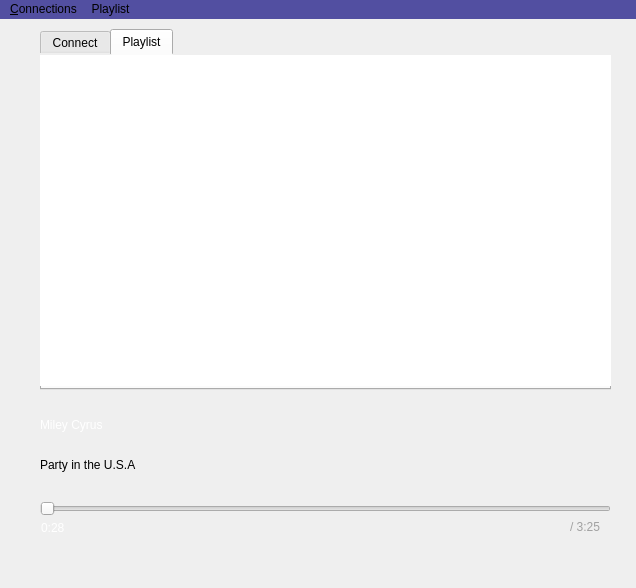
The window that Source/Server/mainwindow.ui (imoongom/commaudio) describes before a commit, drawn with Qt 5.
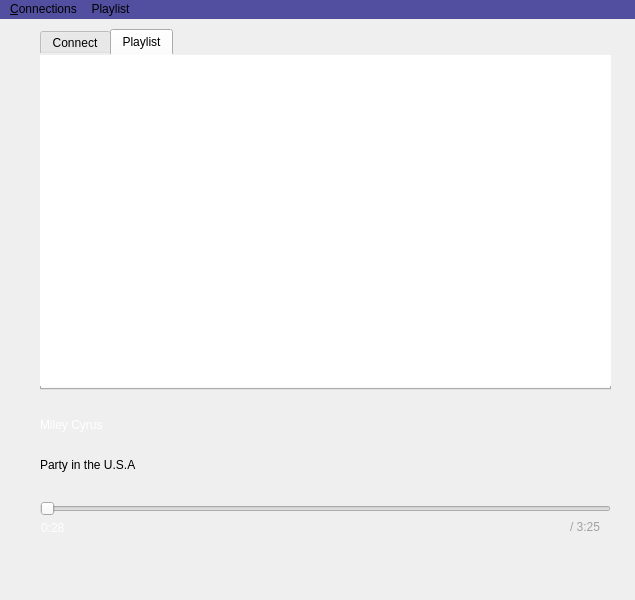
The same window after the commit.

Commit message: add restrict window size

```diff
--- a/Source/Server/mainwindow.ui
+++ b/Source/Server/mainwindow.ui
@@ -6,10 +6,28 @@
    <rect>
     <x>0</x>
     <y>0</y>
-    <width>636</width>
-    <height>588</height>
+    <width>635</width>
+    <height>600</height>
    </rect>
   </property>
+  <property name="sizePolicy">
+   <sizepolicy hsizetype="Fixed" vsizetype="Fixed">
+    <horstretch>0</horstretch>
+    <verstretch>0</verstretch>
+   </sizepolicy>
+  </property>
+  <property name="minimumSize">
+   <size>
+    <width>635</width>
+    <height>600</height>
+   </size>
+  </property>
+  <property name="maximumSize">
+   <size>
+    <width>635</width>
+    <height>600</height>
+   </size>
+  </property>
   <property name="windowTitle">
    <string>Need a fancy program name and icon</string>
   </property>
@@ -282,8 +300,8 @@
     <rect>
      <x>0</x>
      <y>0</y>
-     <width>636</width>
-     <height>31</height>
+     <width>635</width>
+     <height>21</height>
     </rect>
    </property>
    <property name="styleSheet">
```
The commit also changes 1 other file.
